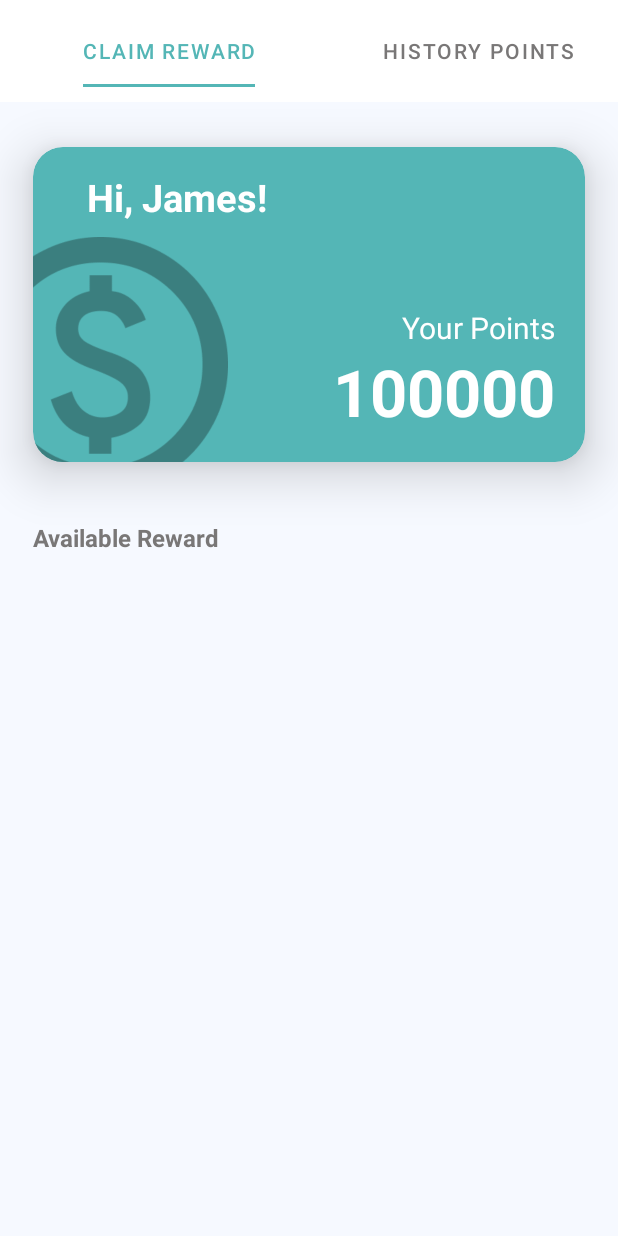
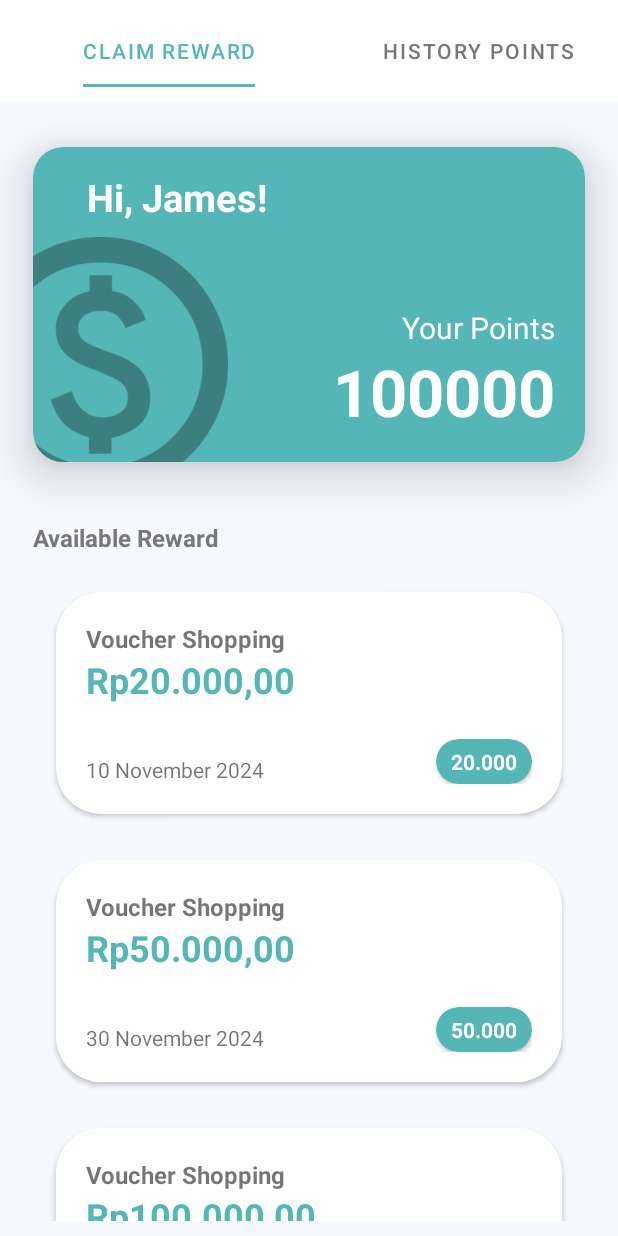
Before and after one commit to TrashUp-Capstone/mobile, an Android app: the ClaimRewardFragment screen opened directly, with no data from a screen before it, on a phone screen of 412 x 824 dp. Run offline under Robolectric (Android 15) with nearby library versions, the phone set to English and light mode, and no system bars; network calls fail.

Commit message:
Add Voucher, and fix UI

```diff
--- a/app/src/main/java/com/dicoding/trashup/data/db/WasteAdapter.kt
+++ b/app/src/main/java/com/dicoding/trashup/data/db/WasteAdapter.kt
@@ -74,7 +74,7 @@ class WasteAdapter(private val context: Context) : RecyclerView.Adapter<WasteAda
                 }
             }
             Log.e("WasteAdapter", waste.points.toString())
-            binding.tvPoints.text =  waste.points.toString()
+            binding.tvPoints.text = context.getString(R.string.item_points, waste.points.toString().toInt())
         }
     }
 }
--- /dev/null
+++ b/app/src/main/java/com/dicoding/trashup/data/entity/Voucher.kt
@@ -0,0 +1,11 @@
+package com.dicoding.trashup.data.entity
+
+import android.os.Parcelable
+import kotlinx.parcelize.Parcelize
+
+@Parcelize
+data class Voucher (
+    val points: Int,
+    val price: Int,
+    val date: String
+): Parcelable
--- a/app/src/main/java/com/dicoding/trashup/ui/user/points/claim_reward/ClaimRewardFragment.kt
+++ b/app/src/main/java/com/dicoding/trashup/ui/user/points/claim_reward/ClaimRewardFragment.kt
@@ -1,12 +1,18 @@
 package com.dicoding.trashup.ui.user.points.claim_reward
 
+import android.content.Intent
+import android.graphics.Movie
 import androidx.fragment.app.viewModels
 import android.os.Bundle
 import androidx.fragment.app.Fragment
 import android.view.LayoutInflater
 import android.view.View
 import android.view.ViewGroup
+import androidx.recyclerview.widget.LinearLayoutManager
 import com.dicoding.trashup.R
+import com.dicoding.trashup.data.entity.Voucher
+import com.dicoding.trashup.databinding.ActivityMainBinding
+import com.dicoding.trashup.databinding.FragmentClaimRewardBinding
 
 class ClaimRewardFragment : Fragment() {
 
@@ -15,6 +21,8 @@ class ClaimRewardFragment : Fragment() {
     }
 
     private val viewModel: ClaimRewardViewModel by viewModels()
+    private lateinit var binding: FragmentClaimRewardBinding
+    private val list = ArrayList<Voucher>()
 
     override fun onCreate(savedInstanceState: Bundle?) {
         super.onCreate(savedInstanceState)
@@ -22,10 +30,47 @@ class ClaimRewardFragment : Fragment() {
         // TODO: Use the ViewModel
     }
 
+    override fun onViewCreated(view: View, savedInstanceState: Bundle?) {
+        super.onViewCreated(view, savedInstanceState)
+        list.addAll(getListVoucher())
+        showRecycleList()
+    }
+
     override fun onCreateView(
         inflater: LayoutInflater, container: ViewGroup?,
         savedInstanceState: Bundle?
     ): View {
-        return inflater.inflate(R.layout.fragment_claim_reward, container, false)
+        binding = FragmentClaimRewardBinding.inflate(inflater, container, false)
+        return binding.root
+
     }
+
+    private fun showRecycleList() {
+        binding.rvVoucher.layoutManager = LinearLayoutManager(requireContext())
+        val listVoucherAdapter = ListVoucherAdapter(list)
+        binding.rvVoucher.adapter = listVoucherAdapter
+
+        listVoucherAdapter.setOnItemClickCallback(object : ListVoucherAdapter.OnItemClickCallback {
+            override fun onItemClicked(data: Voucher) {
+                val intentToDetail = Intent(requireContext(), DetailRewardActivity::class.java)
+                intentToDetail.putExtra("VOUCHER", data)
+                startActivity(intentToDetail)
+            }
+        })
+    }
+
+    private fun getListVoucher(): ArrayList<Voucher> {
+        val points = resources.getIntArray(R.array.voucher_points)
+        val date = resources.getStringArray(R.array.voucher_date)
+        val price = resources.getIntArray(R.array.voucher_price)
+        val listVoucher = ArrayList<Voucher>()
+
+        for (x in points.indices) {
+            val voucher = Voucher(points[x], price[x], date[x])
+            listVoucher.add(voucher)
+        }
+        return listVoucher
+    }
+
+
 }
--- a/app/src/main/java/com/dicoding/trashup/ui/user/points/claim_reward/DetailRewardActivity.kt
+++ b/app/src/main/java/com/dicoding/trashup/ui/user/points/claim_reward/DetailRewardActivity.kt
@@ -1,12 +1,18 @@
 package com.dicoding.trashup.ui.user.points.claim_reward
 
+import android.graphics.Movie
+import android.media.tv.TvContract.Programs.Genres.MOVIES
+import android.os.Build
 import android.os.Bundle
 import androidx.activity.enableEdgeToEdge
 import androidx.appcompat.app.AppCompatActivity
 import androidx.core.view.ViewCompat
 import androidx.core.view.WindowInsetsCompat
 import com.dicoding.trashup.R
+import com.dicoding.trashup.data.entity.Voucher
 import com.dicoding.trashup.databinding.ActivityDetailRewardBinding
+import java.text.NumberFormat
+import java.util.Locale
 
 class DetailRewardActivity : AppCompatActivity() {
 
@@ -14,6 +20,7 @@ class DetailRewardActivity : AppCompatActivity() {
     override fun onCreate(savedInstanceState: Bundle?) {
         super.onCreate(savedInstanceState)
         enableEdgeToEdge()
+        binding = ActivityDetailRewardBinding.inflate(layoutInflater)
         setContentView(binding.root)
         supportActionBar?.hide()
         ViewCompat.setOnApplyWindowInsetsListener(findViewById(R.id.main)) { v, insets ->
@@ -21,5 +28,25 @@ class DetailRewardActivity : AppCompatActivity() {
             v.setPadding(systemBars.left, systemBars.top, systemBars.right, systemBars.bottom)
             insets
         }
+
+        val voucher = if (Build.VERSION.SDK_INT >= 33) {
+            intent.getParcelableExtra<Voucher>(EXTRA_VOUCHER, Voucher::class.java)
+        } else {
+            @Suppress("DEPRECATION")
+            intent.getParcelableExtra<Voucher>(EXTRA_VOUCHER)
+        }
+
+        if (voucher != null) {
+            val formattedPoint = NumberFormat.getNumberInstance(Locale("id", "ID")).format(voucher.points)
+// Konversi price ke format rupiah
+            val formattedPrice = NumberFormat.getCurrencyInstance(Locale("id", "ID")).format(voucher.price)
+            binding.tvCostReward.text = formattedPrice
+            binding.tvValueReward.text = formattedPoint
+            binding.tvValidReward.text = voucher.date
+        }
+    }
+
+    companion object{
+        const val EXTRA_VOUCHER = "VOUCHER"
     }
 }
--- /dev/null
+++ b/app/src/main/java/com/dicoding/trashup/ui/user/points/claim_reward/ListVoucherAdapter.kt
@@ -0,0 +1,43 @@
+package com.dicoding.trashup.ui.user.points.claim_reward
+
+import android.graphics.Movie
+import android.view.LayoutInflater
+import android.view.ViewGroup
+import androidx.recyclerview.widget.RecyclerView
+import com.dicoding.trashup.data.entity.Voucher
+import com.dicoding.trashup.databinding.ItemRewardBinding
+import java.text.NumberFormat
+import java.util.Locale
+
+class ListVoucherAdapter(private val listPoints: ArrayList<Voucher>): RecyclerView.Adapter<ListVoucherAdapter.ListViewHolder>() {
+    private lateinit var onItemClickCallback: OnItemClickCallback
+
+    fun setOnItemClickCallback(onItemClickCallback: OnItemClickCallback) {
+        this.onItemClickCallback = onItemClickCallback
+    }
+
+    class ListViewHolder(var binding: ItemRewardBinding): RecyclerView.ViewHolder(binding.root)
+    override fun onCreateViewHolder(
+        parent: ViewGroup,
+        viewType: Int
+    ): ListViewHolder {
+        val binding =ItemRewardBinding.inflate(LayoutInflater.from(parent.context), parent, false)
+        return ListViewHolder(binding)
+    }
+
+    override fun onBindViewHolder(holder: ListViewHolder, position: Int) {
+        val (point, price, date) = listPoints[position]
+        val formattedPoint = NumberFormat.getNumberInstance(Locale("id", "ID")).format(point)
+// Konversi price ke format rupiah
+        val formattedPrice = NumberFormat.getCurrencyInstance(Locale("id", "ID")).format(price)
+        holder.binding.tvCostReward.text = formattedPoint
+        holder.binding.tvValueReward.text = formattedPrice
+        holder.binding.tvValidReward.text = date
+        holder.itemView.setOnClickListener { onItemClickCallback.onItemClicked(listPoints[holder.adapterPosition])}
+    }
+
+    override fun getItemCount(): Int = listPoints.size
+    interface OnItemClickCallback {
+        fun onItemClicked(data: Voucher)
+    }
+}
--- a/app/src/main/res/layout/activity_detail_reward.xml
+++ b/app/src/main/res/layout/activity_detail_reward.xml
@@ -93,11 +93,11 @@
         <com.dicoding.trashup.ui.customview.MyButtonTealBg
             android:id="@+id/btn_claim"
             style="@style/long_btn"
+            android:layout_marginBottom="20dp"
             android:text="@string/claim_reward"
-            android:layout_marginTop="52dp"
-            app:layout_constraintTop_toBottomOf="@id/tv_desc_reward"
-            app:layout_constraintStart_toStartOf="parent"
-            app:layout_constraintEnd_toEndOf="parent"/>
+            app:layout_constraintBottom_toBottomOf="parent"
+            app:layout_constraintEnd_toEndOf="parent"
+            app:layout_constraintStart_toStartOf="parent" />
 
     </androidx.constraintlayout.widget.ConstraintLayout>
 
--- a/app/src/main/res/layout/fragment_claim_reward.xml
+++ b/app/src/main/res/layout/fragment_claim_reward.xml
@@ -1,15 +1,11 @@
 <?xml version="1.0" encoding="utf-8"?>
-<ScrollView xmlns:android="http://schemas.android.com/apk/res/android"
+<androidx.constraintlayout.widget.ConstraintLayout xmlns:android="http://schemas.android.com/apk/res/android"
     xmlns:app="http://schemas.android.com/apk/res-auto"
     xmlns:tools="http://schemas.android.com/tools"
     android:layout_width="match_parent"
     android:layout_height="match_parent"
     android:background="@color/white_bg"
     tools:context=".ui.user.points.claim_reward.ClaimRewardFragment">
-
-    <androidx.constraintlayout.widget.ConstraintLayout
-        android:layout_width="match_parent"
-        android:layout_height="wrap_content">
 
     <androidx.cardview.widget.CardView
         android:id="@+id/card_profile_point"
@@ -105,10 +101,10 @@
         app:layout_constraintTop_toBottomOf="@id/card_profile_point"/>
 
     <androidx.recyclerview.widget.RecyclerView
-            android:id="@+id/rv_recent_waste"
+        android:id="@+id/rv_voucher"
         android:layout_width="match_parent"
         android:layout_marginBottom="10dp"
-            android:layout_height="350dp"
+        android:layout_height="0dp"
         android:layout_marginTop="10dp"
         android:layout_marginHorizontal="22dp"
         app:layout_constraintStart_toStartOf="parent"
@@ -117,5 +113,3 @@
         app:layout_constraintBottom_toBottomOf="parent"/>
 
 </androidx.constraintlayout.widget.ConstraintLayout>
-
-</ScrollView>
--- a/app/src/main/res/values/strings.xml
+++ b/app/src/main/res/values/strings.xml
@@ -118,7 +118,7 @@
     <string name="cost_reward">100.000 Points</string>
     <string name="detail_reward">Detail Reward</string>
     <string name="title_point_cost">Point Cost</string>
-    <string name="desc_reward">Get the best deals with our shopping \nvouchers! Save big on your favorite \nbrands and products. Simply select a \nvoucher, apply it at checkout, and enjoy \ninstant discounts. Start shopping smarter \ntoday!</string>
+    <string name="desc_reward">Get the best deals with our shopping vouchers! Save big on your favorite brands and products. Simply select a voucher, apply it at checkout, and enjoy instant discounts. Start shopping smarter today!</string>
     <string-array name="waste_types">
         <item>Cardboard</item>
         <item>Glass</item>
@@ -127,4 +127,22 @@
         <item>Plastic</item>
         <item>Nothing</item>
     </string-array>
+
+    <string-array name="voucher_date">
+        <item>10 November 2024</item>
+        <item>30 November 2024</item>
+        <item>30 December 2024</item>
+    </string-array>
+
+    <integer-array name="voucher_points">
+        <item>20000</item>
+        <item>50000</item>
+        <item>100000</item>
+    </integer-array>
+
+    <integer-array name="voucher_price">
+        <item>20000</item>
+        <item>50000</item>
+        <item>100000</item>
+    </integer-array>
 </resources>
```
Also changed, not shown: 1 other file. Lines whose indentation alone changed are shown as unchanged.
